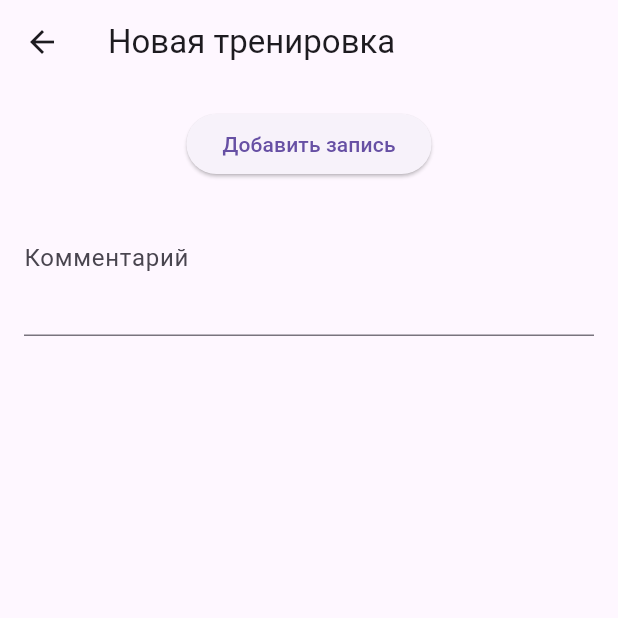
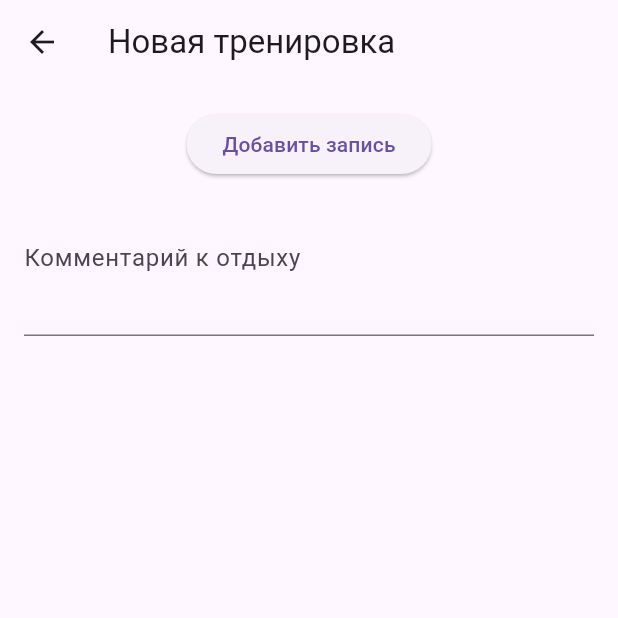
Before and after one commit to amran1451/workout_app, a Flutter app: the screen it shows after launch, after a tap on "Начать тренировку", on a phone screen of 412 x 824 dp, the top half of it. Run offline on Flutter 3.47's test engine with Material 3 defaults, Android fonts, the phone set to English and light mode, and no system bars; our stand-ins replace cloud_firestore, connectivity_plus, firebase_auth, firebase_core, flutter_riverpod, shared_preferences and 1 more; accounts and stored records are empty.

```diff
--- a/lib/src/ui/pages/workout_page.dart
+++ b/lib/src/ui/pages/workout_page.dart
@@ -1,13 +1,16 @@
 // lib/src/ui/pages/workout_page.dart
-
 import 'dart:convert';
 import 'package:flutter/material.dart';
 import 'package:flutter_riverpod/flutter_riverpod.dart';
 import 'package:shared_preferences/shared_preferences.dart';
+import 'package:intl/intl.dart';
 
 import '../../models/session_entry.dart';
 import '../../models/workout_session.dart';
-import '../../providers/app_providers.dart';
+import '../../models/exercise.dart';
+import '../../providers/week_providers.dart';          // локальные провайдеры плана
+import '../../providers/exercise_provider.dart';     // exerciseListProvider
+import '../../providers/session_provider.dart';
 import '../../utils/id_utils.dart';
 
 class WorkoutPage extends ConsumerStatefulWidget {
@@ -41,6 +44,7 @@ class _WorkoutPageState extends ConsumerState<WorkoutPage>
     final args =
         ModalRoute.of(context)?.settings.arguments as WorkoutSession?;
     if (args != null) {
+      // редактирование существующей
       _isEditing = true;
       _editing = args;
       _entries = List.from(args.entries);
@@ -52,6 +56,7 @@ class _WorkoutPageState extends ConsumerState<WorkoutPage>
 
     final prefs = await SharedPreferences.getInstance();
     if (prefs.containsKey(_draftKey)) {
+      // если есть черновик
       final m = jsonDecode(prefs.getString(_draftKey)!) as Map<String, dynamic>;
       _isRest = m['isRest'] as bool;
       _restCtrl.text = m['comment'] as String;
@@ -63,7 +68,47 @@ class _WorkoutPageState extends ConsumerState<WorkoutPage>
       return;
     }
 
-    // По умолчанию берем пустой список
+    // *** ВОССТАНОВЛЕНИЕ ИЗ ПЛАНА ***
+    final now = DateTime.now();
+    final monday = DateTime(now.year, now.month, now.day)
+        .subtract(Duration(days: now.weekday - 1));
+
+    // 1) создаём или берём план на текущую неделю
+    final weekPlan = await ref
+        .read(weekPlanRepoProvider)
+        .getOrCreateForDate(monday);
+    final planId = toIntId(weekPlan.id);
+
+    // 2) получаем назначения (assignments) для этого плана
+    final assignments =
+        await ref.read(weekAssignmentRepoProvider).getByWeekPlan(planId);
+
+    // 3) фильтрация по сегодняшнему дню
+    final today = now.weekday;
+    final todays =
+        assignments.where((a) => a.dayOfWeek == today).toList();
+
+    // 4) сами упражнения
+    final exercises = ref.read(exerciseListProvider);
+
+    _entries = todays.map((a) {
+      final ex = exercises.firstWhere(
+        (e) => e.id == a.exerciseId,
+        orElse: () =>
+            Exercise(id: a.exerciseId, name: 'Неизвестно'),
+      );
+      return SessionEntry(
+        id: DateTime.now().millisecondsSinceEpoch.toString(),
+        exerciseId: ex.id!,
+        completed: false,
+        weight: a.defaultWeight ?? ex.weight,
+        reps: a.defaultReps ?? ex.reps,
+        sets: a.defaultSets ?? ex.sets,
+        comment: null,
+      );
+    }).toList();
+
+    _isRest = _entries.isEmpty;
     setState(() {});
   }
 
@@ -73,8 +118,14 @@ class _WorkoutPageState extends ConsumerState<WorkoutPage>
     await p.setString(_draftKey, jsonEncode({
       'isRest': _isRest,
       'comment': _restCtrl.text,
-      'entries': _entries.map((e) => e.toMap()..['id'] = e.id).toList(),
+      'entries':
+          _entries.map((e) => e.toMap()..['id'] = e.id).toList(),
     }));
+  }
+
+  @override
+  void didChangeAppLifecycleState(AppLifecycleState state) {
+    if (state == AppLifecycleState.paused) _saveDraft();
   }
 
   @override
@@ -85,11 +136,13 @@ class _WorkoutPageState extends ConsumerState<WorkoutPage>
   }
 
   Future<void> _addEntry() async {
+    // Показываем bottom sheet со списком упражнений
     final sel = await showModalBottomSheet<int>(
       context: context,
       builder: (_) {
         final list = ref.read(exerciseListProvider);
-        return ListView.builder(
+        return ListView.separated(
+          separatorBuilder: (_, __) => const Divider(),
           itemCount: list.length,
           itemBuilder: (c, i) => ListTile(
             title: Text(list[i].name),
@@ -117,6 +170,7 @@ class _WorkoutPageState extends ConsumerState<WorkoutPage>
       floatingActionButton: FloatingActionButton(
         child: const Icon(Icons.check),
         onPressed: () async {
+          // сохраняем и локально, и в облаке
           final local = ref.read(sessionRepoProvider);
           final cloud = ref.read(cloudSessionRepoProvider);
 
@@ -135,9 +189,8 @@ class _WorkoutPageState extends ConsumerState<WorkoutPage>
             await cloud.create(sess);
           }
 
-          // сбросить черновик
-          SharedPreferences.getInstance()
-              .then((p) => p.remove(_draftKey));
+          // удаляем черновик
+          SharedPreferences.getInstance().then((p) => p.remove(_draftKey));
 
           Navigator.pop(context);
         },
@@ -151,7 +204,8 @@ class _WorkoutPageState extends ConsumerState<WorkoutPage>
             if (_isRest)
               TextField(
                 controller: _restCtrl,
-                decoration: const InputDecoration(labelText: 'Комментарий'),
+                decoration:
+                    const InputDecoration(labelText: 'Комментарий к отдыху'),
                 maxLines: 3,
                 onChanged: (_) => _isRest = true,
               ),
@@ -162,7 +216,7 @@ class _WorkoutPageState extends ConsumerState<WorkoutPage>
                   itemBuilder: (_, i) => ListTile(
                     title: Text('Упр. ${_entries[i].exerciseId}'),
                     subtitle: Text(
-                        'Вес: ${_entries[i].weight ?? '-'}  Повт: ${_entries[i].reps ?? '-'}'),
+                        'Вес ${_entries[i].weight ?? "-"}  Повт ${_entries[i].reps ?? "-"}'),
                   ),
                 ),
               ),
```
